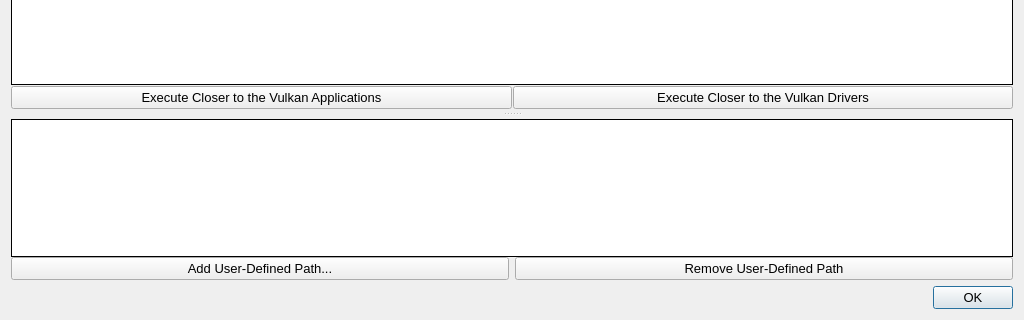
Above: vkconfig/dialog_layers.ui from LunarG/VulkanTools before the change; both pictures show x 0 to 1024 and y 320 to 640 of the 1024 by 640 pixel window. Below: the same form after it.
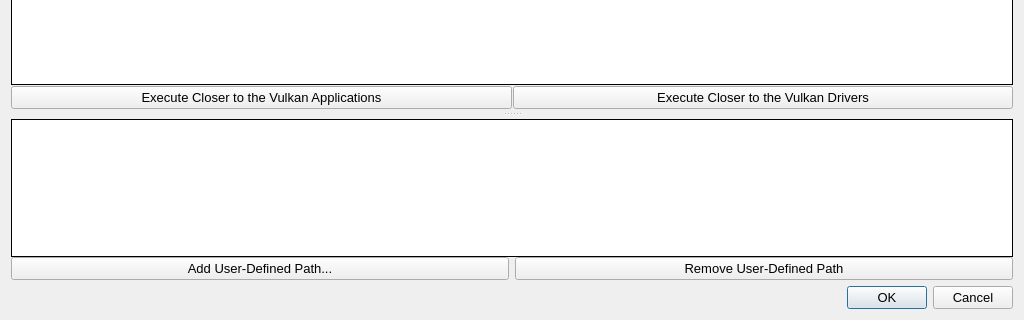
That is the form after the change.

Diff of the .ui file:
```diff
--- a/vkconfig/dialog_layers.ui
+++ b/vkconfig/dialog_layers.ui
@@ -505,7 +505,10 @@
       <enum>Qt::Horizontal</enum>
      </property>
      <property name="standardButtons">
-      <set>QDialogButtonBox::Ok</set>
+      <set>QDialogButtonBox::Cancel|QDialogButtonBox::Ok</set>
+     </property>
+     <property name="centerButtons">
+      <bool>false</bool>
      </property>
     </widget>
    </item>
```
